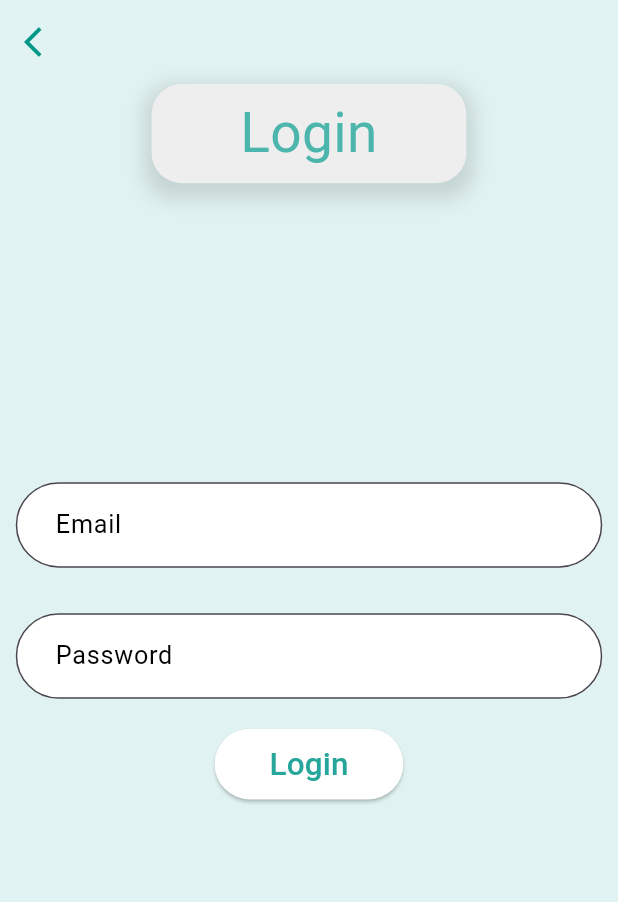
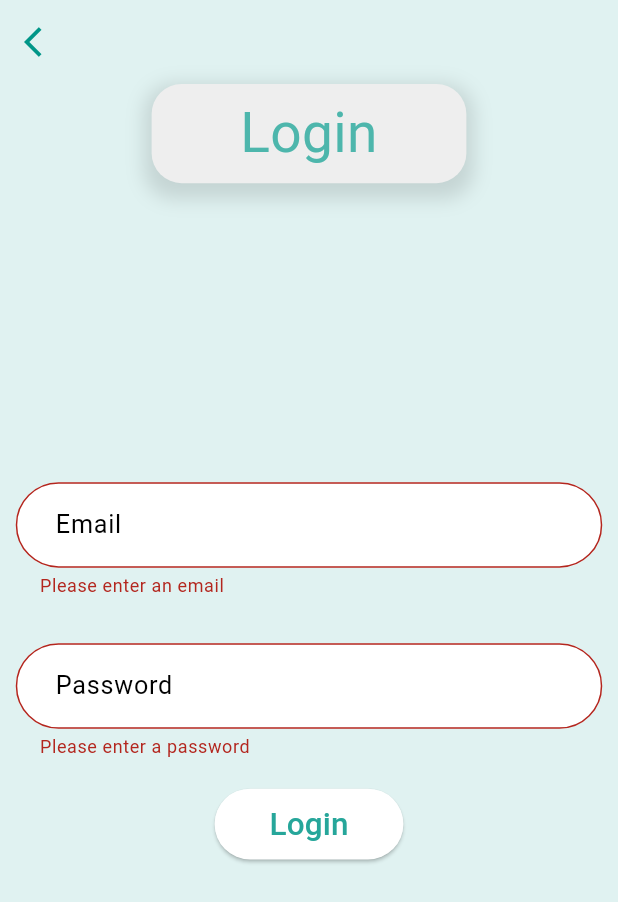
Before and after one commit to yagnik2411/Apni-Dukan, a Flutter app: the LoginPage screen opened directly with empty values, after a tap on "Login", on a phone screen of 412 x 824 dp. Shown: the top 902 px of the screen. Run offline on Flutter 3.47's test engine with Material 3 defaults, Android fonts, the light colour scheme and no system bars; our stand-ins replace bloc, firebase_auth, firebase_core, flutter_bloc, flutter_screenutil; accounts and stored records are empty.

Commit message:
SignIn Done

```diff
--- a/lib/features/Login/bloc/login_bloc.dart
+++ b/lib/features/Login/bloc/login_bloc.dart
@@ -14,6 +14,8 @@ class LoginBloc extends Bloc<LoginEvent, LoginState> {
         loginOptionPageLoginButtonClickedEvent);
     on<LoginOptionPageRegisterButtonClickedEvent>(
         loginOptionPageRegisterButtonClickedEvent);
+    on<LoginRegisterPageRegisterButtonClickedEvent>(
+        loginRegisterPageRegisterButtonClickedEvent);
     on<LoginLoginPageLoginButtonClickedEvent>(
         loginLoginPageLoginButtonClickedEvent);
   }
@@ -34,8 +36,8 @@ class LoginBloc extends Bloc<LoginEvent, LoginState> {
     emit(LoginOptionPageToRegisterPageNavigateState());
   }
 
-  FutureOr<void> loginLoginPageLoginButtonClickedEvent(
-      LoginLoginPageLoginButtonClickedEvent event,
+  FutureOr<void> loginRegisterPageRegisterButtonClickedEvent(
+      LoginRegisterPageRegisterButtonClickedEvent event,
       Emitter<LoginState> emit) async {
     String message = await firebaseSignUp(event.emailAddress, event.password);
     emit(LoginSignUpState(message: message));
@@ -43,4 +45,14 @@ class LoginBloc extends Bloc<LoginEvent, LoginState> {
       emit(LoginRegisterPageToHomePageNavigateState());
     }
   }
+
+  FutureOr<void> loginLoginPageLoginButtonClickedEvent(
+      LoginLoginPageLoginButtonClickedEvent event,
+      Emitter<LoginState> emit) async {
+    String message = await firebaseSignIn(event.emailAddress, event.password);
+    emit(LoginSignInState(message: message));
+    if (message == "Sign-in Successful") {
+      emit(LoginLoginPageToHomePageNavigateState());
+    }
+  }
 }
--- a/lib/features/Login/bloc/login_event.dart
+++ b/lib/features/Login/bloc/login_event.dart
@@ -7,7 +7,9 @@ class LoginInitialEvent extends LoginEvent {}
 
 class LoginOptionPageLoginButtonClickedEvent extends LoginEvent {}
 
-class LoginOptionPageRegisterButtonClickedEvent extends LoginEvent {}
+class LoginOptionPageRegisterButtonClickedEvent extends LoginEvent {
+
+}
 
 class LoginLoginPageLoginButtonClickedEvent extends LoginEvent {
   final String emailAddress;
@@ -15,3 +17,9 @@ class LoginLoginPageLoginButtonClickedEvent extends LoginEvent {
 
   LoginLoginPageLoginButtonClickedEvent({required this.emailAddress, required this.password});
 }
+class LoginRegisterPageRegisterButtonClickedEvent extends LoginEvent {
+  final String emailAddress;
+  final String password;
+
+  LoginRegisterPageRegisterButtonClickedEvent({required this.emailAddress, required this.password});
+}
--- a/lib/features/Login/bloc/login_state.dart
+++ b/lib/features/Login/bloc/login_state.dart
@@ -19,4 +19,15 @@ final class LoginSignUpState extends LoginActionState {
   LoginSignUpState({required this.message});
 }
 
-final class LoginRegisterPageToHomePageNavigateState extends LoginActionState {}
+final class LoginSignInState extends LoginActionState {
+  final String message;
+
+  LoginSignInState({required this.message});
+}
+
+final class LoginRegisterPageToHomePageNavigateState extends LoginActionState {
+
+}
+final class LoginLoginPageToHomePageNavigateState extends LoginActionState {
+
+}
--- a/lib/features/Login/firebase/authication.dart
+++ b/lib/features/Login/firebase/authication.dart
@@ -1,5 +1,4 @@
 import 'package:firebase_auth/firebase_auth.dart';
-
 
 Future<String> firebaseSignUp(String emailAddress, String password) async {
   try {
@@ -8,22 +7,45 @@ import 'package:firebase_auth/firebase_auth.dart';
       email: emailAddress,
       password: password,
     );
-      // If the sign-up is successful, return 1
+    // If the sign-up is successful, return
     return "Sign-up Successful";
   } on FirebaseAuthException catch (e) {
     if (e.code == 'weak-password') {
-        // If the password is weak, return 2
-        print('The password provided is too weak.');
+      // If the password is weak, return
+
       return "Password is weak";
     } else if (e.code == 'email-already-in-use') {
-        // If the account already exist, return 3
-        print('The account already exists for that email.');
+      // If the account already exist, return
       return "Account already exists";
     }
     // If there's an error due to Firebase Authentication, return 0
     return "Sign-up failed";
   } catch (e) {
-      print(e);
     return "Sign-up failed";
   }
 }
+
+Future<String> firebaseSignIn(String emailAddress, String password) async {
+  try {
+    final credential = await FirebaseAuth.instance.signInWithEmailAndPassword(
+      email: emailAddress,
+      password: password,
+    );
+    // If the sign-in is successful, return
+    return "Sign-in Successful";
+  } on FirebaseAuthException catch (e) {
+    if (e.code == 'user-not-found') {
+      // If the user is not found, return
+
+      return "No user found";
+    } else if (e.code == 'wrong-password') {
+      // If the password is wrong, return
+
+      return "Wrong password";
+    }
+    // If there's an error due to Firebase Authentication, return
+    return "Sign-in failed";
+  } catch (e) {
+    return "Sign-in failed";
+  }
+}
--- a/lib/features/Login/ui/widget/login_page.dart
+++ b/lib/features/Login/ui/widget/login_page.dart
@@ -4,10 +4,14 @@ import 'package:flutter_screenutil/flutter_screenutil.dart';
 
 class LoginPage extends StatelessWidget {
   final LoginBloc loginBloc;
-  const LoginPage({
-    super.key, required this.loginBloc,
+  LoginPage({
+    super.key,
+    required this.loginBloc,
   });
-
+  final TextEditingController emailController = TextEditingController();
+  final TextEditingController passwordController = TextEditingController();
+  // final TextEditingController rePasswordController = TextEditingController();
+  GlobalKey<FormState> _formKey = GlobalKey<FormState>();
   @override
   Widget build(BuildContext context) {
     return PopScope(
@@ -27,11 +31,12 @@ class LoginPage extends StatelessWidget {
           ),
         ),
         body: Center(
+          child: Form(
+            key: _formKey,
             child: Column(
               mainAxisAlignment: MainAxisAlignment.start,
               crossAxisAlignment: CrossAxisAlignment.center,
               children: [
-
                 Container(
                   alignment: Alignment.center,
                   width: 200.w,
@@ -60,7 +65,8 @@ class LoginPage extends StatelessWidget {
                 200.verticalSpace,
                 Padding(
                   padding: EdgeInsets.all(10.0.w),
-                child: TextField(
+                  child: TextFormField(
+                    controller: emailController,
                     decoration: InputDecoration(
                       filled: true,
                       fillColor: Colors.white,
@@ -73,7 +79,8 @@ class LoginPage extends StatelessWidget {
                         padding: EdgeInsets.all(10.sp),
                         decoration: const BoxDecoration(
                             color: Colors.white,
-                          borderRadius: BorderRadius.all(Radius.circular(30))),
+                            borderRadius:
+                                BorderRadius.all(Radius.circular(30))),
                         child: Text(
                           "Email",
                           style: TextStyle(
@@ -89,12 +96,23 @@ class LoginPage extends StatelessWidget {
                         borderRadius: BorderRadius.circular(30),
                       ),
                     ),
+                    validator: (value) {
+                      if (value!.isEmpty) {
+                        return 'Please enter an email';
+                      }
+                      if (!RegExp(r'^[\w-\.]+@([\w-]+\.)+[\w-]{2,4}$')
+                          .hasMatch(value)) {
+                        return 'Please enter a valid email';
+                      }
+                      return null;
+                    },
                   ),
                 ),
                 10.verticalSpace,
                 Padding(
                   padding: EdgeInsets.all(10.0.w),
-                child: TextField(
+                  child: TextFormField(
+                    controller: passwordController,
                     decoration: InputDecoration(
                       filled: true,
                       fillColor: Colors.white,
@@ -107,7 +125,8 @@ class LoginPage extends StatelessWidget {
                         padding: EdgeInsets.all(10.sp),
                         decoration: const BoxDecoration(
                             color: Colors.white,
-                          borderRadius: BorderRadius.all(Radius.circular(30))),
+                            borderRadius:
+                                BorderRadius.all(Radius.circular(30))),
                         child: Text(
                           "Password",
                           style: TextStyle(
@@ -123,6 +142,13 @@ class LoginPage extends StatelessWidget {
                         borderRadius: BorderRadius.circular(30),
                       ),
                     ),
+                    validator: (value) {
+                      if (value!.isEmpty) {
+                        return 'Please enter a password';
+                      }
+
+                      return null;
+                    },
                   ),
                 ),
                 10.verticalSpace,
@@ -130,7 +156,13 @@ class LoginPage extends StatelessWidget {
                   width: 120.w,
                   height: 50.h,
                   child: ElevatedButton(
-                  onPressed: () {},
+                    onPressed: () {
+                      if (_formKey.currentState!.validate()) {
+                        loginBloc.add(LoginLoginPageLoginButtonClickedEvent(
+                            emailAddress: emailController.text,
+                            password: passwordController.text));
+                      }
+                    },
                     style: ElevatedButton.styleFrom(
                       backgroundColor: Colors.white,
                       shape: RoundedRectangleBorder(
@@ -150,6 +182,7 @@ class LoginPage extends StatelessWidget {
             ),
           ),
         ),
+      ),
     );
   }
 }
--- a/lib/features/Login/ui/widget/register_page.dart
+++ b/lib/features/Login/ui/widget/register_page.dart
@@ -269,7 +269,8 @@ class RegisterPage extends StatelessWidget {
                   child: ElevatedButton(
                     onPressed: () {
                       if (_formKey.currentState!.validate()) {
-                        loginBloc.add(LoginLoginPageLoginButtonClickedEvent(emailAddress: emailController.text,password: passwordController.text));
+                        loginBloc.add(
+                            LoginRegisterPageRegisterButtonClickedEvent(emailAddress: emailController.text,password: passwordController.text));
                       }
 
                     },
--- a/lib/features/home/ui/home.dart
+++ b/lib/features/home/ui/home.dart
@@ -64,7 +64,9 @@ class _HomeState extends State<Home> {
           case HomeLoadedSuccessState:
             final successState = state as HomeLoadedSuccessState;
             return Scaffold(
+
               appBar: AppBar(
+              automaticallyImplyLeading: false,
                 title: const Text('Apni Dukan'),
                 actions: [
                   IconButton(
```
Also changed, not shown: lib/features/Login/ui/login_options.dart (+14 -2 lines). Lines whose indentation alone changed are shown as unchanged.
